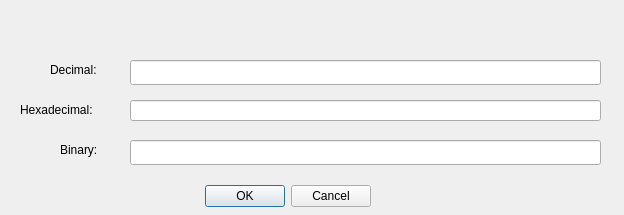
This is hexwalk/converterdialog.ui in gcarmix/HexWalk as Qt 5 draws it before an edit. The edited form follows.
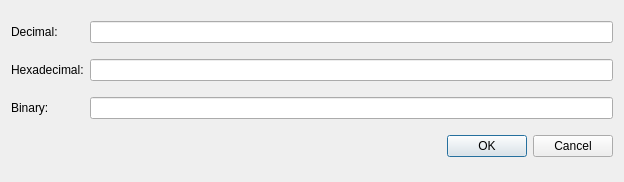
This is the edited form.

Commit message: corrected issue with windows scaling

```diff
--- a/hexwalk/converterdialog.ui
+++ b/hexwalk/converterdialog.ui
@@ -7,97 +7,54 @@
     <x>0</x>
     <y>0</y>
     <width>624</width>
-    <height>215</height>
+    <height>182</height>
    </rect>
   </property>
   <property name="windowTitle">
    <string>Converter</string>
   </property>
-  <widget class="QDialogButtonBox" name="buttonBox">
-   <property name="geometry">
-    <rect>
-     <x>30</x>
-     <y>180</y>
-     <width>341</width>
-     <height>32</height>
-    </rect>
-   </property>
-   <property name="orientation">
-    <enum>Qt::Horizontal</enum>
-   </property>
-   <property name="standardButtons">
-    <set>QDialogButtonBox::Cancel|QDialogButtonBox::Ok</set>
-   </property>
-  </widget>
+  <layout class="QGridLayout" name="gridLayout">
+   <item row="0" column="0">
   <widget class="QLabel" name="label">
-   <property name="geometry">
-    <rect>
-     <x>50</x>
-     <y>60</y>
-     <width>63</width>
-     <height>20</height>
-    </rect>
-   </property>
    <property name="text">
     <string>Decimal:</string>
    </property>
   </widget>
+   </item>
+   <item row="0" column="1">
+    <widget class="QLineEdit" name="decTextEdit"/>
+   </item>
+   <item row="1" column="0">
   <widget class="QLabel" name="label_2">
-   <property name="geometry">
-    <rect>
-     <x>20</x>
-     <y>100</y>
-     <width>101</width>
-     <height>20</height>
-    </rect>
-   </property>
    <property name="text">
     <string>Hexadecimal:</string>
    </property>
   </widget>
+   </item>
+   <item row="1" column="1">
+    <widget class="QLineEdit" name="hexTextEdit"/>
+   </item>
+   <item row="2" column="0">
   <widget class="QLabel" name="label_4">
-   <property name="geometry">
-    <rect>
-     <x>60</x>
-     <y>140</y>
-     <width>51</width>
-     <height>20</height>
-    </rect>
-   </property>
    <property name="text">
     <string>Binary:</string>
    </property>
   </widget>
-  <widget class="QLineEdit" name="decTextEdit">
-   <property name="geometry">
-    <rect>
-     <x>130</x>
-     <y>60</y>
-     <width>471</width>
-     <height>25</height>
-    </rect>
-   </property>
-  </widget>
-  <widget class="QLineEdit" name="hexTextEdit">
-   <property name="geometry">
-    <rect>
-     <x>130</x>
-     <y>100</y>
-     <width>471</width>
-     <height>21</height>
-    </rect>
-   </property>
-  </widget>
-  <widget class="QLineEdit" name="binTextEdit">
-   <property name="geometry">
-    <rect>
-     <x>130</x>
-     <y>140</y>
-     <width>471</width>
-     <height>25</height>
-    </rect>
-   </property>
-  </widget>
+   </item>
+   <item row="2" column="1">
+    <widget class="QLineEdit" name="binTextEdit"/>
+   </item>
+   <item row="3" column="0" colspan="2">
+    <widget class="QDialogButtonBox" name="buttonBox">
+     <property name="orientation">
+      <enum>Qt::Horizontal</enum>
+     </property>
+     <property name="standardButtons">
+      <set>QDialogButtonBox::Cancel|QDialogButtonBox::Ok</set>
+     </property>
+    </widget>
+   </item>
+  </layout>
  </widget>
  <resources/>
  <connections>
```
Lines whose indentation alone changed are shown as unchanged. The commit also changes 2 other files.
